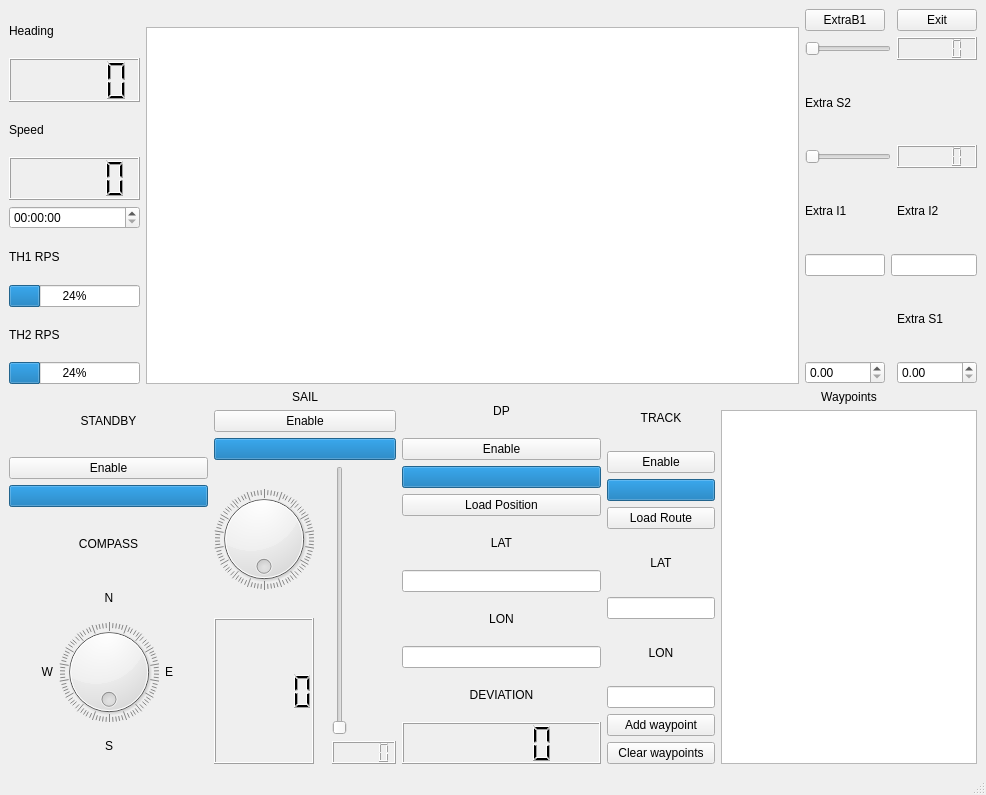
First picture: the form in src/ngc_hmi/ngc_hmi/EngineeringDashboard.ui, repository Androse06/Mekatronikk3, before the edit.
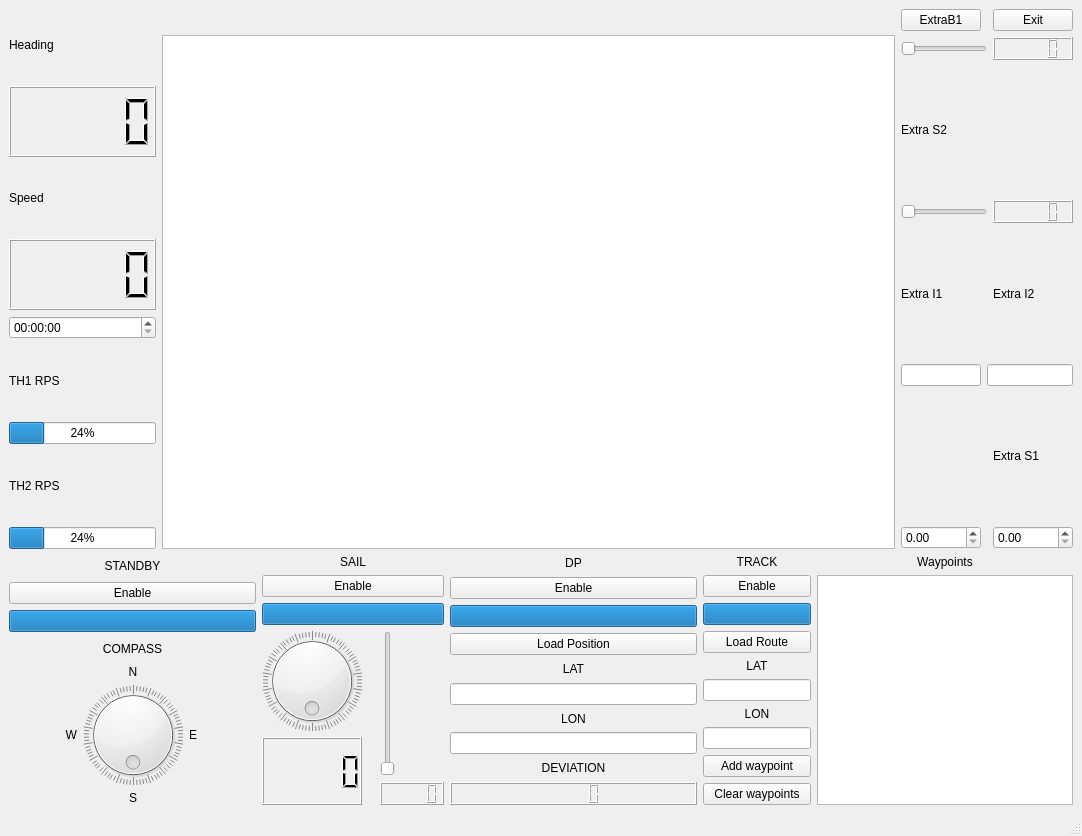
Second picture: the form after the edit.

Diff of the .ui file:
```diff
--- a/src/ngc_hmi/ngc_hmi/EngineeringDashboard.ui
+++ b/src/ngc_hmi/ngc_hmi/EngineeringDashboard.ui
@@ -6,8 +6,8 @@
    <rect>
     <x>0</x>
     <y>0</y>
-    <width>986</width>
-    <height>795</height>
+    <width>1082</width>
+    <height>836</height>
    </rect>
   </property>
   <property name="windowTitle">
@@ -19,6 +19,8 @@
   <widget class="QWidget" name="centralwidget">
    <layout class="QGridLayout" name="gridLayout_2">
     <item row="0" column="0">
+     <layout class="QVBoxLayout" name="verticalLayout_11" stretch="5,1">
+      <item>
      <layout class="QHBoxLayout" name="horizontalLayout_2" stretch="1,5,1">
       <item>
        <layout class="QVBoxLayout" name="verticalLayout_9">
@@ -175,7 +177,7 @@
       </item>
      </layout>
     </item>
-    <item row="1" column="0">
+      <item>
      <layout class="QHBoxLayout" name="horizontalLayout_5">
       <item>
        <layout class="QVBoxLayout" name="verticalLayout_8">
@@ -535,6 +537,8 @@
      </layout>
     </item>
    </layout>
+    </item>
+   </layout>
   </widget>
   <widget class="QMenuBar" name="menubar">
    <property name="geometry">
```
Left out of the diff: 2 changed lines with no effect on the pictures. Lines whose indentation alone changed are shown as unchanged.
